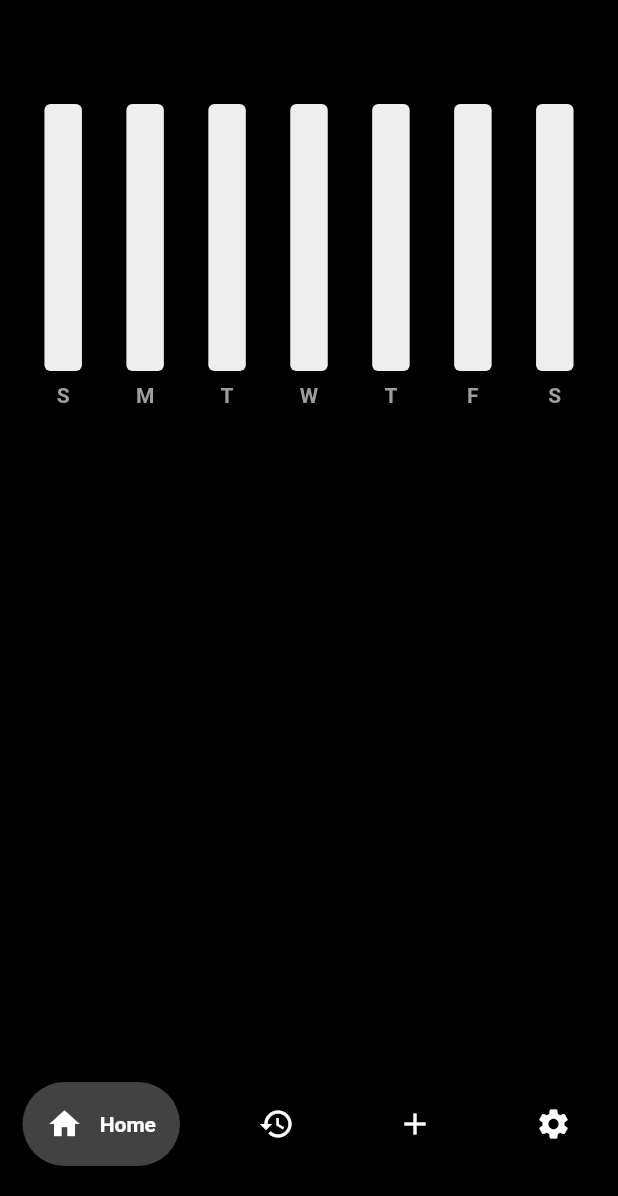
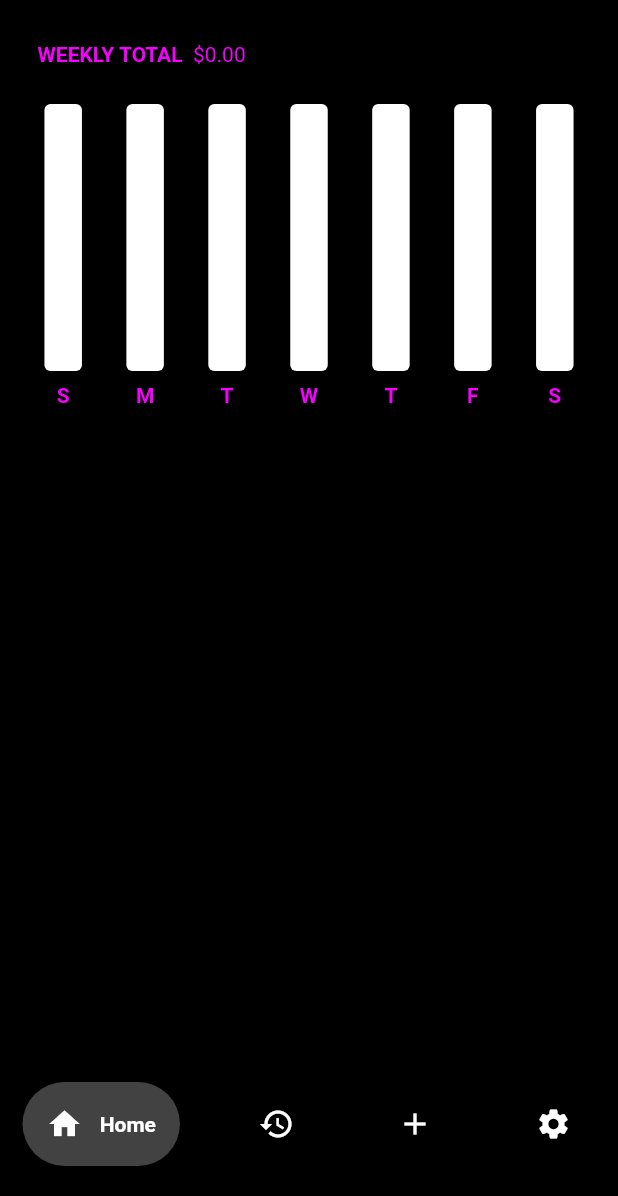
Before and after one commit to linuschui/cereMONEY, a Flutter app: the screen it shows after launch, on a phone screen of 412 x 824 dp, the part 40-1236 px from its top. Run offline on Flutter 3.47's test engine with Material 2 defaults, Android fonts, the phone set to English and light mode, and no system bars; drawn by our look-alikes of fl_chart, google_nav_bar; our stand-ins replace flutter_slidable, hive, hive_flutter; accounts and stored records are empty.

Commit message:
added styling and fixed formatting bugs

```diff
--- a/lib/bar_graph/bar_graph.dart
+++ b/lib/bar_graph/bar_graph.dart
@@ -58,11 +58,11 @@ class MyBarGraph extends StatelessWidget {
               barRods: [
                 BarChartRodData(
                     toY: data.y,
-                    color: Colors.grey[800],
+                    color: Color.fromARGB(255, 235, 156, 228),
                     width: 25,
                     borderRadius: BorderRadius.circular(4),
                     backDrawRodData: BackgroundBarChartRodData(
-                        show: true, toY: maxY, color: Colors.grey[200]))
+                        show: true, toY: maxY, color: Colors.white))
               ],
             ),
           )
@@ -73,7 +73,7 @@ class MyBarGraph extends StatelessWidget {
 
 Widget getBottomTitles(double value, TitleMeta meta) {
   const style = TextStyle(
-    color: Colors.grey,
+    color: Color.fromARGB(255, 247, 0, 255),
     fontWeight: FontWeight.bold,
     fontSize: 14,
   );
--- a/lib/components/expense_summary.dart
+++ b/lib/components/expense_summary.dart
@@ -43,7 +43,6 @@ class ExpenseSummary extends StatelessWidget {
       String thursday,
       String friday,
       String saturday) {
-    double? max = 100;
     List<double> values = [
       value.calculateDailyExpenseSummary()[sunday] ?? 0,
       value.calculateDailyExpenseSummary()[monday] ?? 0,
@@ -84,9 +83,13 @@ class ExpenseSummary extends StatelessWidget {
                   padding: const EdgeInsets.all(25.0),
                   child: Row(children: [
                     const Text('WEEKLY TOTAL  ',
-                        style: TextStyle(fontWeight: FontWeight.bold)),
+                        style: TextStyle(
+                            fontWeight: FontWeight.bold,
+                            color: Color.fromARGB(255, 247, 0, 255))),
                     Text(
-                        '\$${calculateWeekTotal(value, sunday, monday, tuesday, wednesday, thursday, friday, saturday)}')
+                        '\$${calculateWeekTotal(value, sunday, monday, tuesday, wednesday, thursday, friday, saturday)}',
+                        style:
+                            TextStyle(color: Color.fromARGB(255, 247, 0, 255)))
                   ])),
               SizedBox(
                 height: 200,
--- a/lib/data/expense_data.dart
+++ b/lib/data/expense_data.dart
@@ -75,15 +75,17 @@ class ExpenseData extends ChangeNotifier {
     for (var expense in overallExpenseList) {
       String date = convertDateTimeToString(expense.dateTime);
       double amount = double.parse(expense.amount);
+      String amountPrecision = amount.toStringAsFixed(2);
+      double finalAmount = double.parse(amountPrecision);
       // if date already exists
       if (dailyExpenseSummary.containsKey(date)) {
         // get expense
         double currentAmount = dailyExpenseSummary[date]!;
-        currentAmount += amount;
+        currentAmount += finalAmount;
         dailyExpenseSummary[date] = currentAmount;
         // does not exist
       } else {
-        dailyExpenseSummary.addAll({date: amount});
+        dailyExpenseSummary.addAll({date: finalAmount});
       }
     }
     return dailyExpenseSummary;
--- a/pubspec.yaml
+++ b/pubspec.yaml
@@ -40,6 +40,7 @@ dependencies:
   hive: ^2.2.3
   hive_flutter: ^1.1.0
   flutter_slidable: ^1.2.0
+  google_nav_bar: ^5.0.6
 
 dev_dependencies:
   flutter_test:
```
Also changed, not shown: lib/components/expense_tile.dart (+28 -2 lines), lib/main.dart (+0 -99 lines), pubspec.lock.
